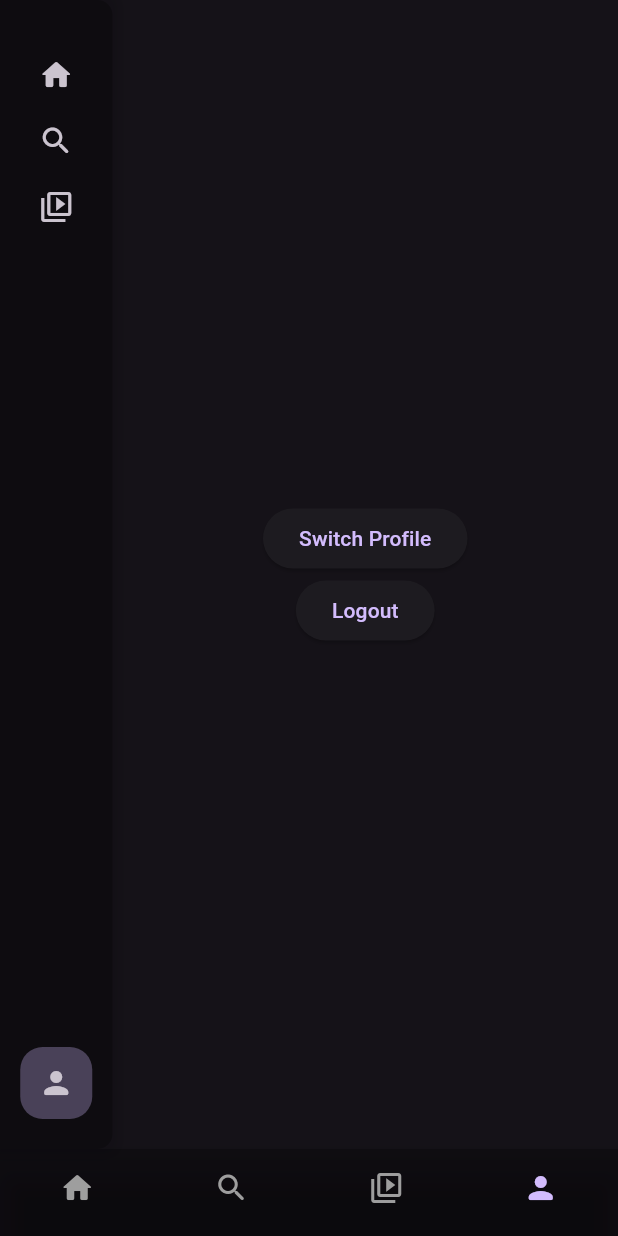
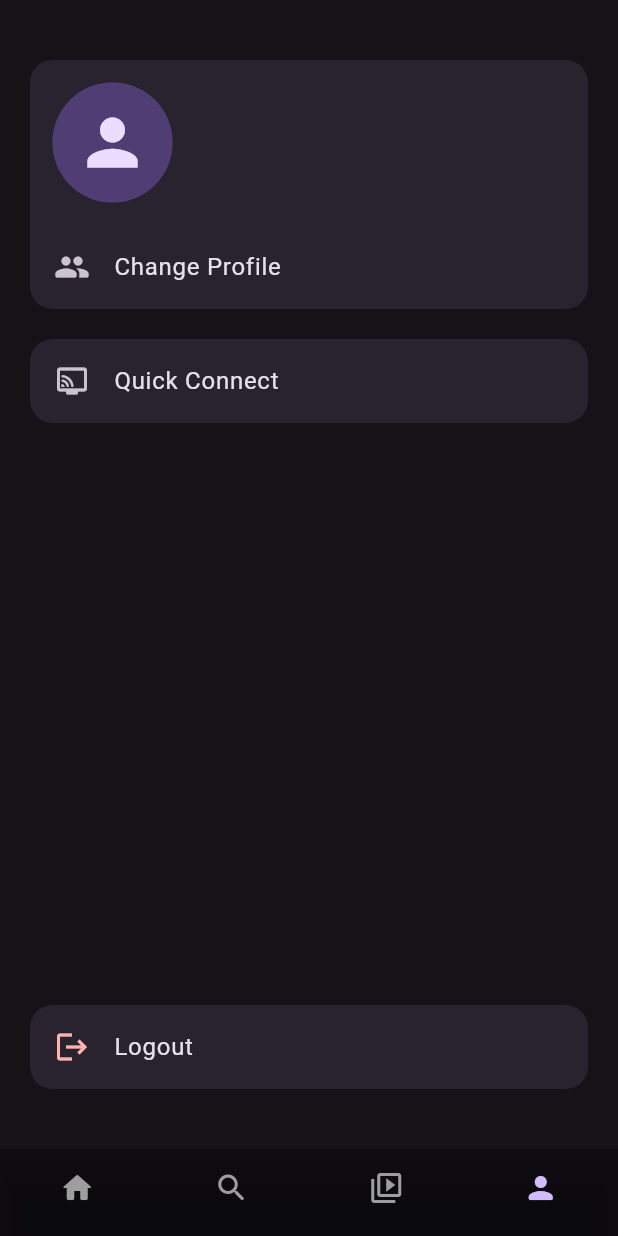
Before and after one commit to jellyflix-app/jellyflix, a Flutter app: the ProfileScreen screen opened by its route, on a phone screen of 412 x 824 dp. Run offline on Flutter 3.47's test engine with Material 3 defaults, Android fonts, the phone set to English and light mode, and no system bars; drawn by our look-alikes of cached_network_image; our stand-ins replace built_collection, dio, dots_indicator, flutter_blurhash, flutter_hooks, flutter_secure_storage and 5 more; missing offline and left inert: filter_list, media_kit, media_kit_video, openapi; accounts and stored records are empty; network calls fail.

Commit message:
feat: add quick connect #19

```diff
--- a/lib/components/responsive_navigation_bar.dart
+++ b/lib/components/responsive_navigation_bar.dart
@@ -19,8 +19,7 @@ class ResponsiveNavigationBar extends StatelessWidget {
         children: [
           // Show the navigaiton rail if screen width >= 640
           if (MediaQuery.of(context).size.width >= 640 &&
-                  MediaQuery.of(context).size.width < 1100 ||
-              MediaQuery.of(context).orientation == Orientation.portrait)
+              MediaQuery.of(context).size.width < 1100)
             Container(
               decoration: BoxDecoration(
                   // add elevation
--- a/lib/screens/profile_screen.dart
+++ b/lib/screens/profile_screen.dart
@@ -1,8 +1,10 @@
 import 'package:flutter/material.dart';
 import 'package:go_router/go_router.dart';
 import 'package:hooks_riverpod/hooks_riverpod.dart';
+import 'package:jellyflix/components/quick_connect_dialog.dart';
 import 'package:jellyflix/components/responsive_navigation_bar.dart';
 import 'package:jellyflix/models/screen_paths.dart';
+import 'package:jellyflix/providers/api_provider.dart';
 import 'package:jellyflix/providers/auth_provider.dart';
 
 class ProfileScreen extends HookConsumerWidget {
@@ -13,27 +15,115 @@ class ProfileScreen extends HookConsumerWidget {
     return ResponsiveNavigationBar(
       selectedIndex: 3,
       body: Center(
+        child: ConstrainedBox(
+          constraints: const BoxConstraints(maxWidth: 750),
+          child: Padding(
+            padding: const EdgeInsets.symmetric(horizontal: 20.0, vertical: 40),
             child: Column(
               mainAxisAlignment: MainAxisAlignment.center,
+              crossAxisAlignment: CrossAxisAlignment.center,
               children: [
-            ElevatedButton(
-                onPressed: () async {
-                  await ref.read(authProvider).updateCurrentProfileIndex(null);
+                Container(
+                  decoration: BoxDecoration(
+                    borderRadius: BorderRadius.circular(15),
+                    color:
+                        Theme.of(context).colorScheme.primary.withOpacity(0.1),
+                  ),
+                  child: Column(
+                    children: [
+                      Padding(
+                        padding: const EdgeInsets.all(15.0),
+                        child: Row(
+                          children: [
+                            CircleAvatar(
+                              radius: 40,
+                              child: ClipRRect(
+                                borderRadius: BorderRadius.circular(100),
+                                child: ref.read(apiProvider).getProfileImage(),
+                              ),
+                            ),
+                            const SizedBox(width: 20),
+                            Column(
+                              crossAxisAlignment: CrossAxisAlignment.start,
+                              children: [
+                                Text(
+                                  ref.read(authProvider).currentProfile!.name!,
+                                  style:
+                                      Theme.of(context).textTheme.headlineSmall,
+                                ),
+                                Text(
+                                  ref
+                                      .read(authProvider)
+                                      .currentProfile!
+                                      .serverAdress!,
+                                  style: Theme.of(context).textTheme.bodyMedium,
+                                ),
+                              ],
+                            ),
+                          ],
+                        ),
+                      ),
+                      ListTile(
+                        shape: RoundedRectangleBorder(
+                            borderRadius: BorderRadius.circular(15)),
+                        leading: const Icon(Icons.group_rounded),
+                        title: const Text("Change Profile"),
+                        onTap: () async {
+                          await ref
+                              .read(authProvider)
+                              .updateCurrentProfileIndex(null);
                           if (context.mounted) {
                             context.go(ScreenPaths.profileSelection);
                           }
                         },
-                child: const Text("Switch Profile")),
-            ElevatedButton(
-                onPressed: () async {
+                      ),
+                    ],
+                  ),
+                ),
+                const SizedBox(height: 20),
+                Container(
+                  decoration: BoxDecoration(
+                    borderRadius: BorderRadius.circular(15),
+                    color:
+                        Theme.of(context).colorScheme.primary.withOpacity(0.1),
+                  ),
+                  child: ListTile(
+                    shape: RoundedRectangleBorder(
+                        borderRadius: BorderRadius.circular(15)),
+                    leading: const Icon(Icons.connected_tv_rounded),
+                    title: const Text("Quick Connect"),
+                    onTap: () {
+                      showDialog(
+                          context: context,
+                          builder: (context) => const QuickConnectDialog());
+                    },
+                  ),
+                ),
+                const Spacer(),
+                Container(
+                  decoration: BoxDecoration(
+                    borderRadius: BorderRadius.circular(15),
+                    color:
+                        Theme.of(context).colorScheme.primary.withOpacity(0.1),
+                  ),
+                  child: ListTile(
+                    shape: RoundedRectangleBorder(
+                        borderRadius: BorderRadius.circular(15)),
+                    leading: Icon(Icons.logout,
+                        color: Theme.of(context).colorScheme.error),
+                    title: const Text("Logout"),
+                    onTap: () async {
                       await ref.read(authProvider).logout();
 
                       if (context.mounted) {
                         context.go(ScreenPaths.login);
                       }
                     },
-                child: const Text("Logout")),
+                  ),
+                ),
               ],
+            ),
+          ),
         ),
       ),
     );
--- a/lib/screens/profile_selection_screen.dart
+++ b/lib/screens/profile_selection_screen.dart
@@ -51,9 +51,8 @@ class ProfileSelectionScreen extends HookConsumerWidget {
                               width: 100,
                               child: ClipRRect(
                                 borderRadius: BorderRadius.circular(100),
-                                child: ref
-                                    .read(apiProvider)
-                                    .getProfileImage(snapshot.data![index]),
+                                child: ref.read(apiProvider).getProfileImage(
+                                    user: snapshot.data![index]),
                               ),
                             ),
                             onTap: () async {
--- a/lib/services/auth_service.dart
+++ b/lib/services/auth_service.dart
@@ -13,6 +13,8 @@ class AuthService {
   Stream<bool> get authStateChange => _authStateStream.stream;
 
   Future<bool> get isAuthenticated => _authStateStream.stream.last;
+
+  User? get currentProfile => _apiService.currentUser;
 
   AuthService(
       {required ApiService apiService,
```
Also changed, not shown: lib/components/quick_connect_dialog.dart (added, +76 -0 lines), lib/services/api_service.dart (+25 -7 lines). Lines whose indentation alone changed are shown as unchanged.
